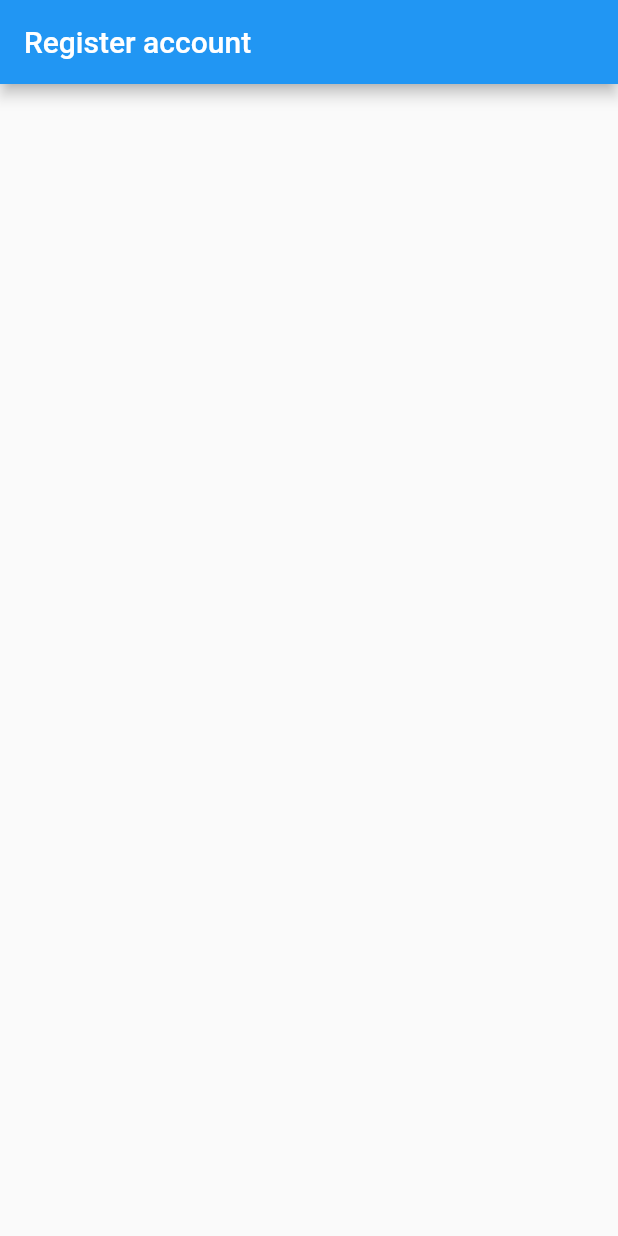
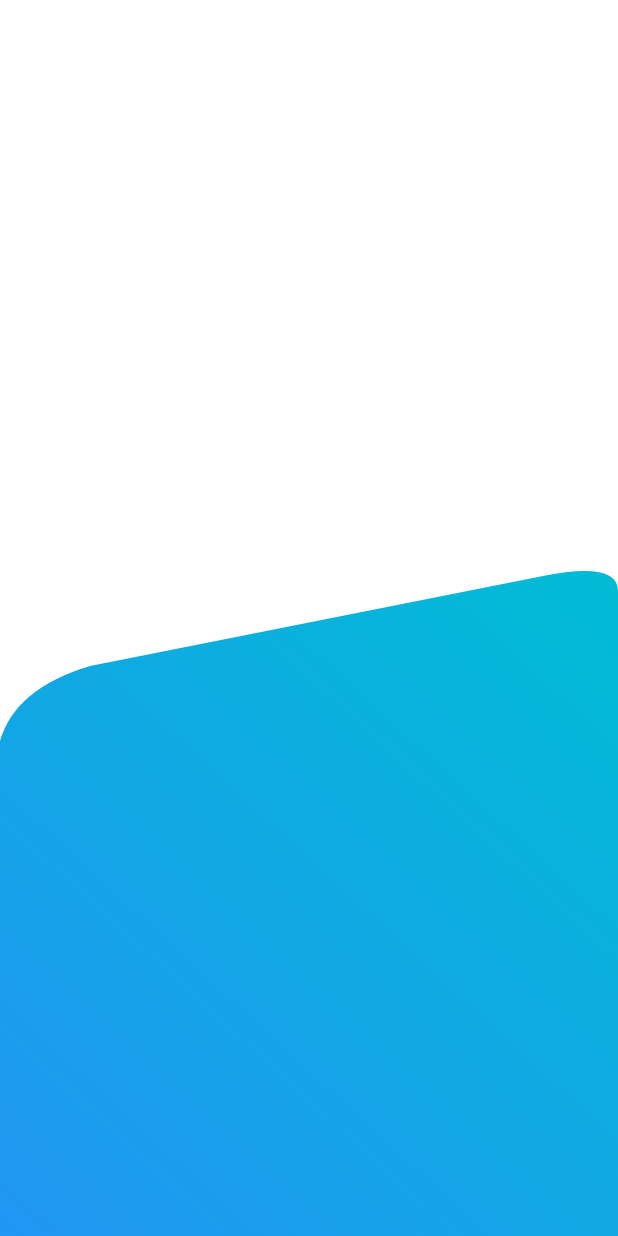
Before and after one commit to YonasAlem/covid_result_app, a Flutter app: the screen it shows after launch, on a phone screen of 412 x 824 dp. Run offline on Flutter 3.47's test engine with Material 2 defaults, Android fonts, the phone set to English and light mode, and no system bars; Roboto replaces fonts that are missing (Foo-Regular).

Commit message:
create a clipped bg for auth screens

```diff
--- a/lib/main.dart
+++ b/lib/main.dart
@@ -11,6 +11,7 @@ class MyApp extends StatelessWidget {
   @override
   Widget build(BuildContext context) {
     return MaterialApp(
+      debugShowCheckedModeBanner: false,
       title: 'Covid Result',
       theme: ThemeData(
         primarySwatch: Colors.blue,
--- a/lib/views/register_view.dart
+++ b/lib/views/register_view.dart
@@ -1,13 +1,23 @@
+import 'package:covid_result_app/widgets/scaffold_background.dart';
 import 'package:flutter/material.dart';
+import 'package:flutter/services.dart';
 
 class RegisterView extends StatelessWidget {
   const RegisterView({Key? key}) : super(key: key);
 
   @override
   Widget build(BuildContext context) {
-    return Scaffold(
-      appBar: AppBar(
-        title: const Text('Register account'),
+    return ScaffoldBackground(
+      scaffold: Scaffold(
+        backgroundColor: Colors.transparent,
+        appBar: AppBar(
+          backgroundColor: Colors.transparent,
+          elevation: 0,
+          systemOverlayStyle: const SystemUiOverlayStyle(
+            statusBarColor: Colors.white,
+            statusBarIconBrightness: Brightness.dark,
+          ),
+        ),
       ),
     );
   }
--- /dev/null
+++ b/lib/widgets/clipped_background.dart
@@ -0,0 +1,21 @@
+import 'package:flutter/material.dart';
+
+class ClippedBackground extends CustomClipper<Path> {
+  @override
+  Path getClip(Size size) {
+    final path = Path()
+      ..lineTo(0.0, size.height)
+      ..lineTo(size.width, size.height)
+      ..lineTo(size.width, 20.0)
+      ..quadraticBezierTo(size.width, 0.0, size.width - 50.0, 10.0)
+      ..lineTo(60.0, 70.0)
+      ..quadraticBezierTo(10.0, 85.0, 0.0, 120.0)
+      ..close();
+    return path;
+  }
+
+  @override
+  bool shouldReclip(CustomClipper<Path> oldClipper) {
+    return true;
+  }
+}
--- /dev/null
+++ b/lib/widgets/scaffold_background.dart
@@ -0,0 +1,48 @@
+import 'package:flutter/material.dart';
+import 'package:flutter/services.dart' show SystemChrome, SystemUiOverlayStyle;
+
+import 'clipped_background.dart';
+
+class ScaffoldBackground extends StatelessWidget {
+  const ScaffoldBackground({Key? key, required this.scaffold}) : super(key: key);
+
+  final Widget scaffold;
+
+  @override
+  Widget build(BuildContext context) {
+    SystemChrome.setSystemUIOverlayStyle(
+      const SystemUiOverlayStyle(
+        systemNavigationBarColor: Colors.blue,
+        systemNavigationBarIconBrightness: Brightness.light,
+      ),
+    );
+    return Stack(
+      children: [
+        Container(
+          height: double.maxFinite,
+          width: double.maxFinite,
+          color: Colors.white,
+          alignment: Alignment.bottomCenter,
+          child: ClipPath(
+            clipper: ClippedBackground(),
+            child: Container(
+              height: 450,
+              width: double.maxFinite,
+              decoration: const BoxDecoration(
+                gradient: LinearGradient(
+                  colors: [
+                    Colors.blue,
+                    Colors.cyan,
+                  ],
+                  begin: Alignment.bottomLeft,
+                  end: Alignment.topRight,
+                ),
+              ),
+            ),
+          ),
+        ),
+        scaffold,
+      ],
+    );
+  }
+}
```
